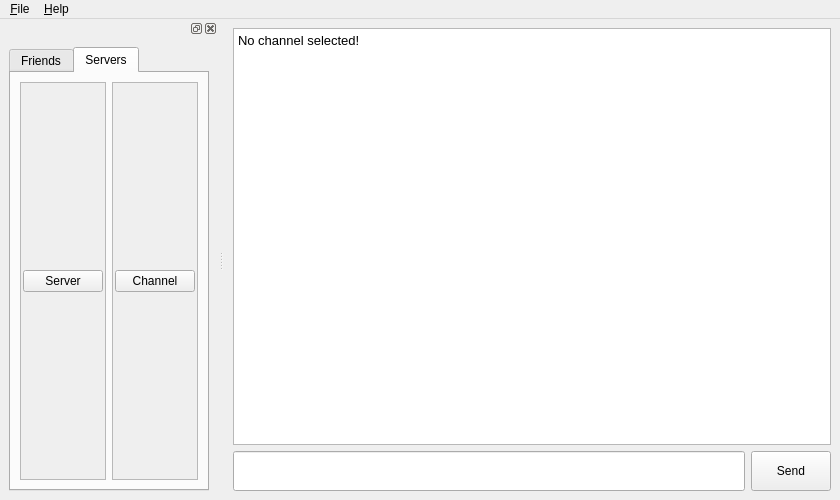
Qt form src/main.ui (mak448a/Qtcord) before a commit.
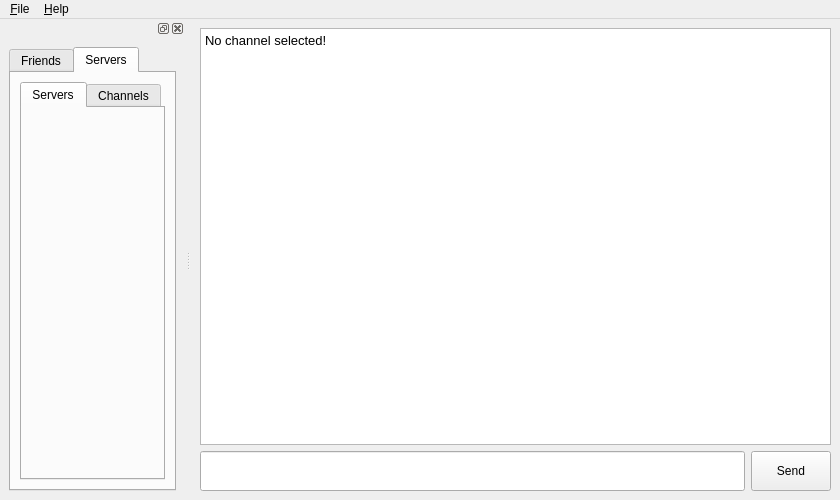
The same form after that commit. The open tabs and pages were chosen to show the change.

Diff of the .ui file:
```diff
--- a/src/main.ui
+++ b/src/main.ui
@@ -36,7 +36,7 @@
           <rect>
            <x>0</x>
            <y>0</y>
-           <width>504</width>
+           <width>618</width>
            <height>409</height>
           </rect>
          </property>
@@ -152,84 +152,21 @@
         </attribute>
         <layout class="QHBoxLayout" name="horizontalLayout_5">
          <item>
-          <widget class="QScrollArea" name="scrollArea_2">
-           <property name="widgetResizable">
-            <bool>true</bool>
+          <widget class="QTabWidget" name="servers_notebook">
+           <property name="currentIndex">
+            <number>0</number>
            </property>
-           <widget class="QWidget" name="server_layout">
-            <property name="geometry">
-             <rect>
-              <x>0</x>
-              <y>0</y>
-              <width>130</width>
-              <height>387</height>
-             </rect>
-            </property>
-            <layout class="QVBoxLayout" name="verticalLayout_2">
-             <property name="spacing">
-              <number>0</number>
-             </property>
-             <property name="leftMargin">
-              <number>2</number>
-             </property>
-             <property name="topMargin">
-              <number>0</number>
-             </property>
-             <property name="rightMargin">
-              <number>2</number>
-             </property>
-             <property name="bottomMargin">
-              <number>0</number>
-             </property>
-             <item>
-              <widget class="QPushButton" name="pushButton_2">
-               <property name="text">
-                <string>Server</string>
-               </property>
-              </widget>
-             </item>
-            </layout>
+           <widget class="QWidget" name="servers">
+            <attribute name="title">
+             <string>Servers</string>
+            </attribute>
+            <layout class="QVBoxLayout" name="verticalLayout_6"/>
            </widget>
-          </widget>
-         </item>
-         <item>
-          <widget class="QScrollArea" name="scrollArea_3">
-           <property name="widgetResizable">
-            <bool>true</bool>
-           </property>
-           <widget class="QWidget" name="channel_layout">
-            <property name="geometry">
-             <rect>
-              <x>0</x>
-              <y>0</y>
-              <width>130</width>
-              <height>387</height>
-             </rect>
-            </property>
-            <layout class="QVBoxLayout" name="verticalLayout_5">
-             <property name="spacing">
-              <number>0</number>
-             </property>
-             <property name="leftMargin">
-              <number>2</number>
-             </property>
-             <property name="topMargin">
-              <number>0</number>
-             </property>
-             <property name="rightMargin">
-              <number>2</number>
-             </property>
-             <property name="bottomMargin">
-              <number>0</number>
-             </property>
-             <item>
-              <widget class="QPushButton" name="pushButton_3">
-               <property name="text">
-                <string>Channel</string>
-               </property>
-              </widget>
-             </item>
-            </layout>
+           <widget class="QWidget" name="channels">
+            <attribute name="title">
+             <string>Channels</string>
+            </attribute>
+            <layout class="QVBoxLayout" name="verticalLayout_7"/>
            </widget>
           </widget>
          </item>
```
Left out of the diff: 2 changed lines with no effect on the pictures.
